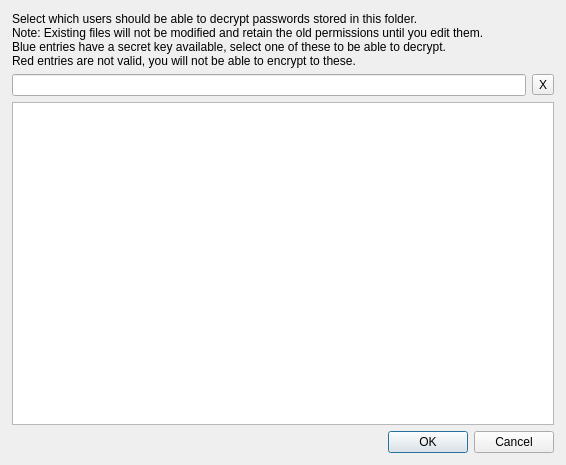
Before: the Qt Designer form usersdialog.ui in IJHack/QtPass, drawn with Qt 5.
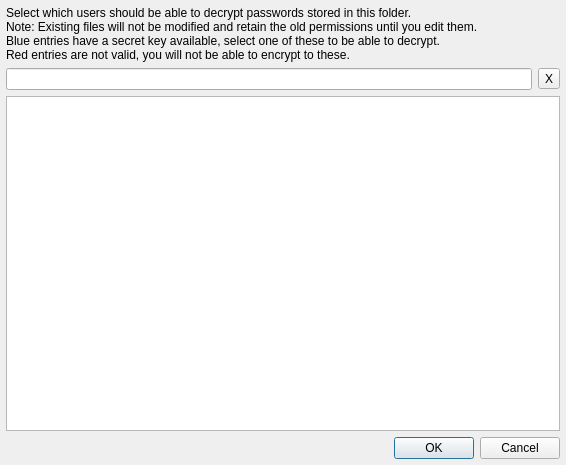
After: the same form once the commit is applied.

Patch:
```diff
--- a/usersdialog.ui
+++ b/usersdialog.ui
@@ -24,16 +24,16 @@
   </property>
   <layout class="QVBoxLayout" name="verticalLayout">
    <property name="leftMargin">
-    <number>12</number>
+    <number>6</number>
    </property>
    <property name="topMargin">
-    <number>12</number>
+    <number>6</number>
    </property>
    <property name="rightMargin">
-    <number>12</number>
+    <number>6</number>
    </property>
    <property name="bottomMargin">
-    <number>12</number>
+    <number>6</number>
    </property>
    <item>
     <widget class="QLabel" name="label">
```
Left out of the diff: 5 changed lines with no effect on the pictures.
